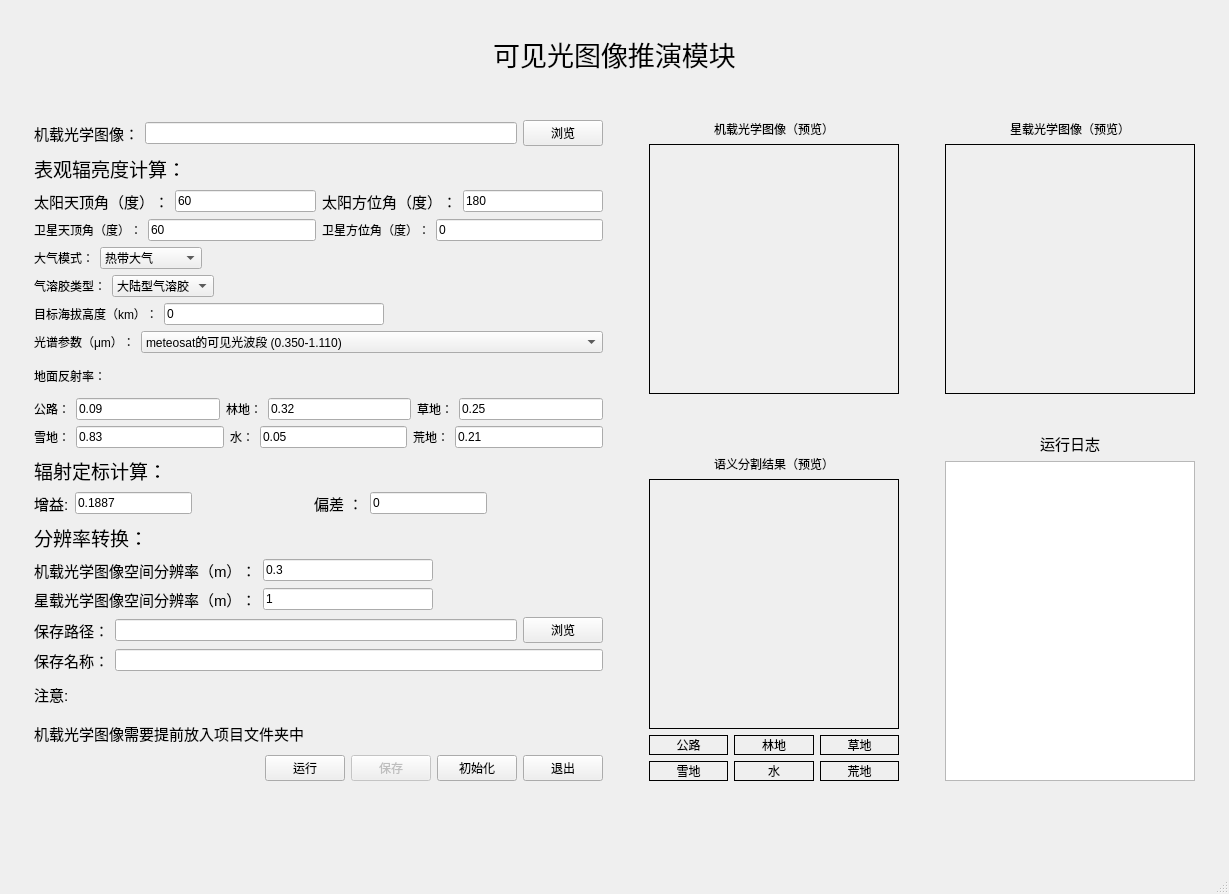
Above: v1/optdeduction.ui from chongkuiqi/FTRP_app before the change. Below: the same form after it.
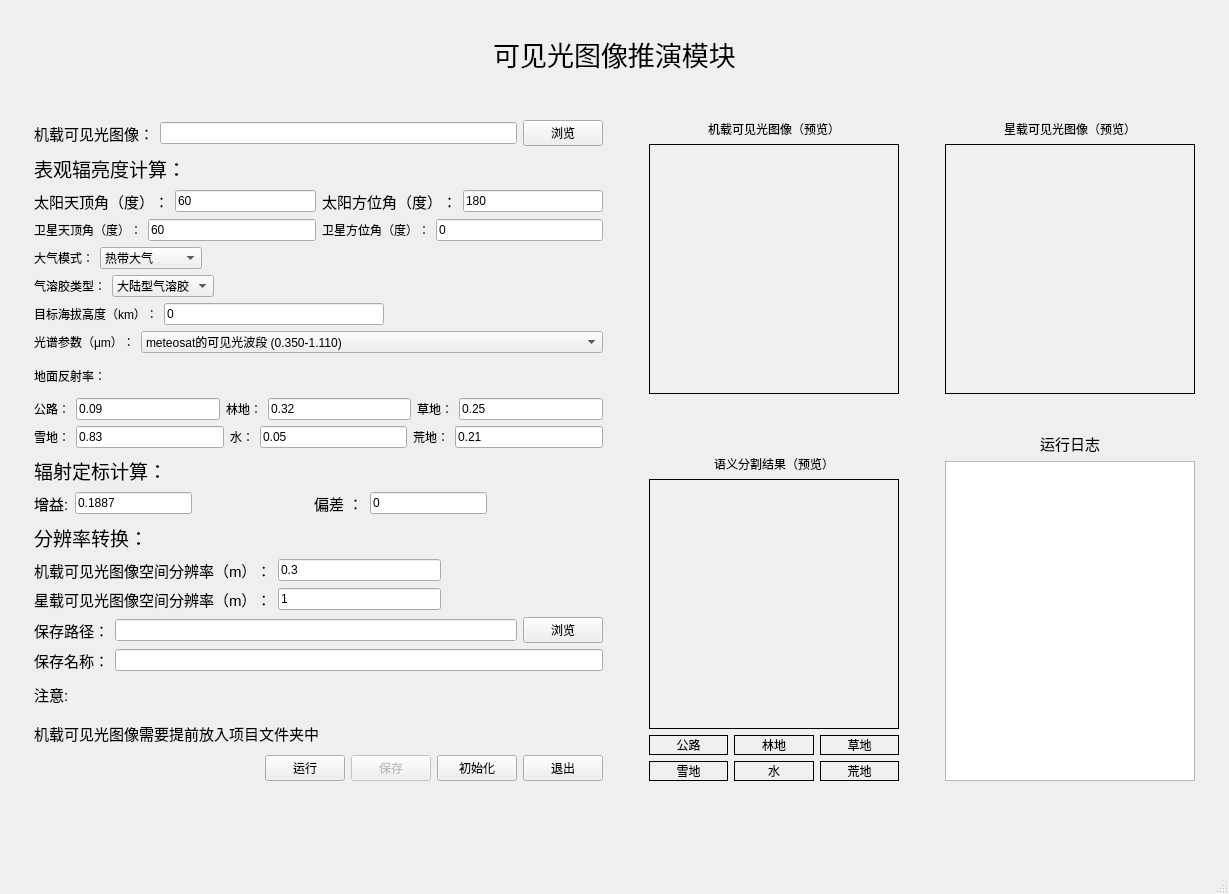
That is the form after the change.

The edit to the form file:
```diff
--- a/v1/optdeduction.ui
+++ b/v1/optdeduction.ui
@@ -29,7 +29,7 @@
              </font>
             </property>
             <property name="text">
-             <string>机载光学图像：</string>
+             <string>机载可见光图像：</string>
             </property>
            </widget>
           </item>
@@ -810,7 +810,7 @@
              </font>
             </property>
             <property name="text">
-             <string>机载光学图像空间分辨率（m）：</string>
+             <string>机载可见光图像空间分辨率（m）：</string>
             </property>
            </widget>
           </item>
@@ -846,7 +846,7 @@
              </font>
             </property>
             <property name="text">
-             <string>星载光学图像空间分辨率（m）：</string>
+             <string>星载可见光图像空间分辨率（m）：</string>
             </property>
            </widget>
           </item>
@@ -937,7 +937,7 @@
            </font>
           </property>
           <property name="text">
-           <string>机载光学图像需要提前放入项目文件夹中</string>
+           <string>机载可见光图像需要提前放入项目文件夹中</string>
           </property>
          </widget>
         </item>
@@ -1012,7 +1012,7 @@
         <item>
          <widget class="QLabel" name="label_17">
           <property name="text">
-           <string>机载光学图像（预览）</string>
+           <string>机载可见光图像（预览）</string>
           </property>
           <property name="alignment">
            <set>Qt::AlignCenter</set>
@@ -1204,7 +1204,7 @@
         <item>
          <widget class="QLabel" name="label_19">
           <property name="text">
-           <string>星载光学图像（预览）</string>
+           <string>星载可见光图像（预览）</string>
           </property>
           <property name="alignment">
            <set>Qt::AlignCenter</set>
```
